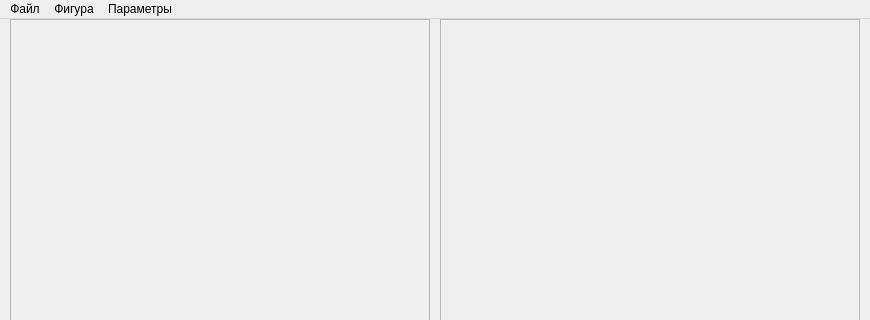
SPC-project/Regular-Divider, file resources/ui/main.ui: the form before one commit; both pictures show x 0 to 870 and y 0 to 320 of the 870 by 489 pixel window.
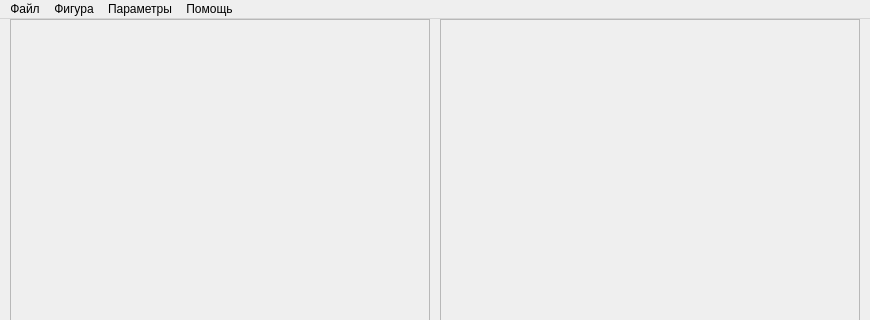
The form after the commit. Icons and pictures are not drawn.

Commit message: Add 'Help' section

Diff of the .ui file:
```diff
--- a/resources/ui/main.ui
+++ b/resources/ui/main.ui
@@ -96,9 +96,16 @@
     <addaction name="show_coordinates"/>
     <addaction name="show_indexes"/>
    </widget>
+   <widget class="QMenu" name="Help">
+    <property name="title">
+     <string>Помощь</string>
+    </property>
+    <addaction name="open_wiki"/>
+   </widget>
    <addaction name="File"/>
    <addaction name="Figure"/>
    <addaction name="Parameters"/>
+   <addaction name="Help"/>
   </widget>
   <widget class="QStatusBar" name="statusbar"/>
   <action name="add_primitive">
```
Left out of the diff: 11 changed lines with no effect on the pictures. The commit also changes 1 other file.
